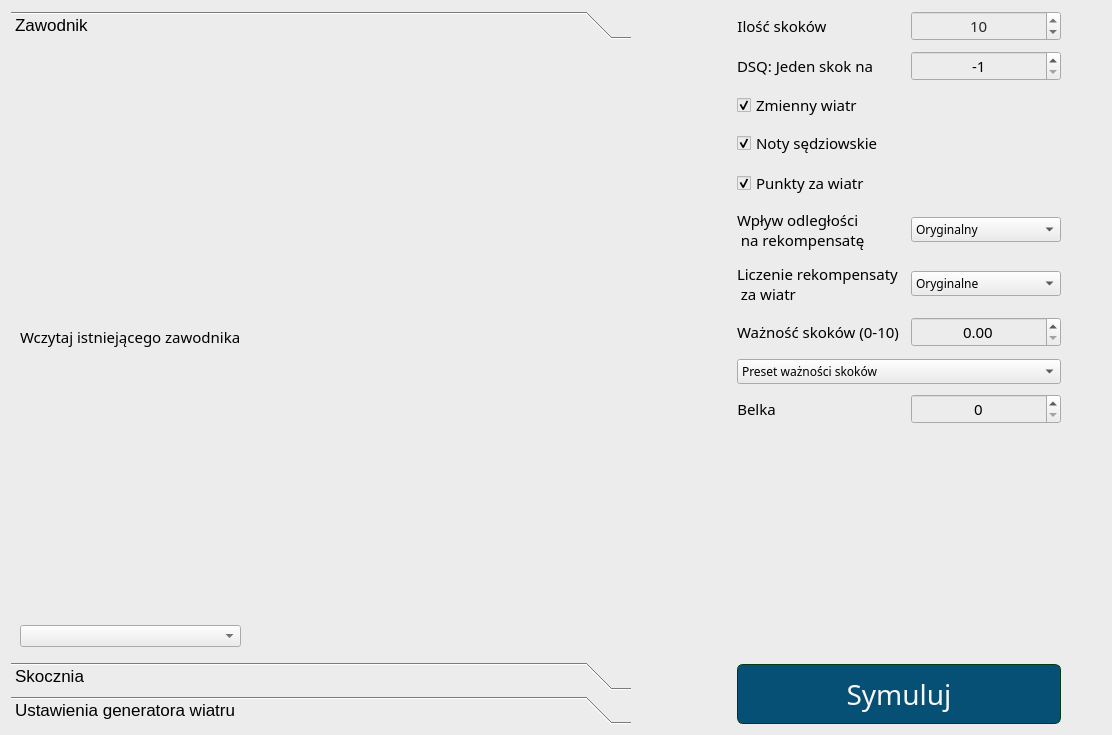
This is source/UI/SingleJumps/SingleJumpsConfigWindow.ui in KonradKrol/sj-sim as Qt 5 draws it before an edit. The edited form follows.
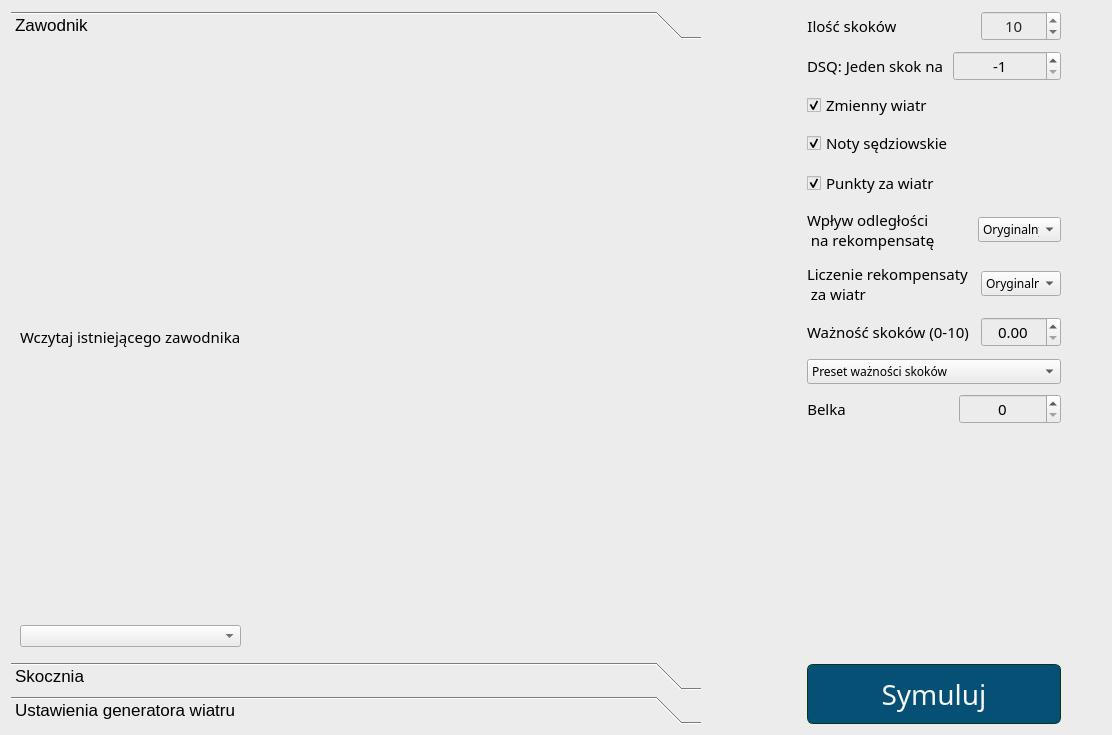
This is the edited form.

Diff of the .ui file:
```diff
--- a/source/UI/SingleJumps/SingleJumpsConfigWindow.ui
+++ b/source/UI/SingleJumps/SingleJumpsConfigWindow.ui
@@ -275,13 +275,13 @@
            </property>
            <property name="minimumSize">
             <size>
-             <width>150</width>
+             <width>80</width>
              <height>0</height>
             </size>
            </property>
            <property name="maximumSize">
             <size>
-             <width>150</width>
+             <width>16777215</width>
              <height>16777215</height>
             </size>
            </property>
@@ -348,13 +348,13 @@
              </property>
              <property name="minimumSize">
               <size>
-               <width>150</width>
+               <width>80</width>
                <height>0</height>
               </size>
              </property>
              <property name="maximumSize">
               <size>
-               <width>150</width>
+               <width>16777215</width>
                <height>16777215</height>
               </size>
              </property>
@@ -559,13 +559,13 @@
              </property>
              <property name="minimumSize">
               <size>
-               <width>150</width>
+               <width>80</width>
                <height>0</height>
               </size>
              </property>
              <property name="maximumSize">
               <size>
-               <width>150</width>
+               <width>16777215</width>
                <height>16777215</height>
               </size>
              </property>
@@ -658,13 +658,13 @@
              </property>
              <property name="minimumSize">
               <size>
-               <width>150</width>
+               <width>80</width>
                <height>0</height>
               </size>
              </property>
              <property name="maximumSize">
               <size>
-               <width>150</width>
+               <width>16777215</width>
                <height>16777215</height>
               </size>
              </property>
@@ -750,13 +750,13 @@
                </property>
                <property name="minimumSize">
                 <size>
-                 <width>150</width>
+                 <width>80</width>
                  <height>0</height>
                 </size>
                </property>
                <property name="maximumSize">
                 <size>
-                 <width>150</width>
+                 <width>16777215</width>
                  <height>16777215</height>
                 </size>
                </property>
@@ -855,13 +855,13 @@
            </property>
            <property name="minimumSize">
             <size>
-             <width>150</width>
+             <width>80</width>
              <height>0</height>
             </size>
            </property>
            <property name="maximumSize">
             <size>
-             <width>150</width>
+             <width>16777215</width>
              <height>16777215</height>
             </size>
            </property>
```
Lines whose indentation alone changed are shown as unchanged.
